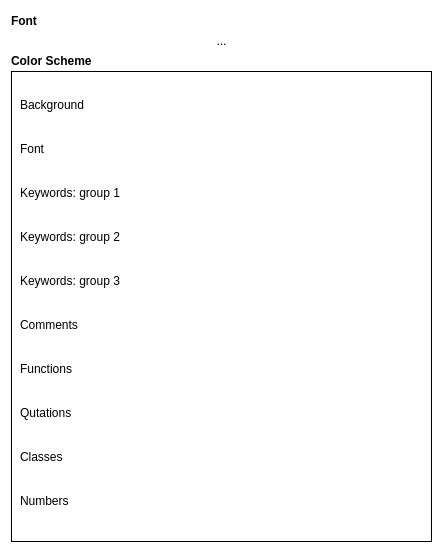
The window that App/colorpicker.ui (djeada/Lightpad) describes before a commit, drawn with Qt 5.
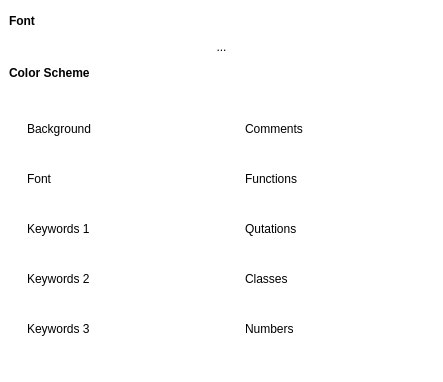
The same window after the commit.

Commit message: connected colorpicker with the rest of the app

```diff
--- a/App/colorpicker.ui
+++ b/App/colorpicker.ui
@@ -7,7 +7,7 @@
     <x>0</x>
     <y>0</y>
     <width>443</width>
-    <height>553</height>
+    <height>382</height>
    </rect>
   </property>
   <property name="windowTitle">
@@ -20,9 +20,12 @@
 background: white;
 }</string>
   </property>
-  <layout class="QVBoxLayout" name="verticalLayout_2" stretch="0,0,0,1">
-   <property name="spacing">
-    <number>0</number>
+  <layout class="QVBoxLayout" name="verticalLayout_3" stretch="0,0,0,1">
+   <property name="leftMargin">
+    <number>9</number>
+   </property>
+   <property name="rightMargin">
+    <number>9</number>
    </property>
    <item>
     <layout class="QHBoxLayout" name="horizontalLayout_13">
@@ -120,7 +123,7 @@
     </layout>
    </item>
    <item>
-    <widget class="QWidget" name="widget" native="true">
+    <widget class="QWidget" name="colorButtonsContainer" native="true">
      <property name="styleSheet">
       <string notr="true">QWidget#widget { 
 border-style: outset;
@@ -128,7 +131,12 @@
 border-color: black;
 }</string>
      </property>
+     <layout class="QHBoxLayout" name="horizontalLayout_14" stretch="1,0,1">
+      <item>
      <layout class="QVBoxLayout" name="verticalLayout">
+        <property name="leftMargin">
+         <number>9</number>
+        </property>
       <item>
        <layout class="QHBoxLayout" name="horizontalLayout">
         <item>
@@ -188,7 +196,7 @@
         <item>
          <widget class="QLabel" name="label_3">
           <property name="text">
-           <string>Keywords: group 1</string>
+             <string>Keywords 1</string>
           </property>
          </widget>
         </item>
@@ -215,7 +223,7 @@
         <item>
          <widget class="QLabel" name="label_4">
           <property name="text">
-           <string>Keywords: group 2</string>
+             <string>Keywords 2</string>
           </property>
          </widget>
         </item>
@@ -242,7 +250,7 @@
         <item>
          <widget class="QLabel" name="label_5">
           <property name="text">
-           <string>Keywords: group 3</string>
+             <string>Keywords 3</string>
           </property>
          </widget>
         </item>
@@ -264,6 +272,26 @@
         </item>
        </layout>
       </item>
+       </layout>
+      </item>
+      <item>
+       <spacer name="horizontalSpacer_5">
+        <property name="orientation">
+         <enum>Qt::Horizontal</enum>
+        </property>
+        <property name="sizeHint" stdset="0">
+         <size>
+          <width>40</width>
+          <height>20</height>
+         </size>
+        </property>
+       </spacer>
+      </item>
+      <item>
+       <layout class="QVBoxLayout" name="verticalLayout_2">
+        <property name="rightMargin">
+         <number>9</number>
+        </property>
       <item>
        <layout class="QHBoxLayout" name="horizontalLayout_6">
         <item>
@@ -396,6 +424,8 @@
            </size>
           </property>
          </widget>
+          </item>
+         </layout>
         </item>
        </layout>
       </item>
```
Lines whose indentation alone changed are shown as unchanged. The commit also changes 4 other files.
